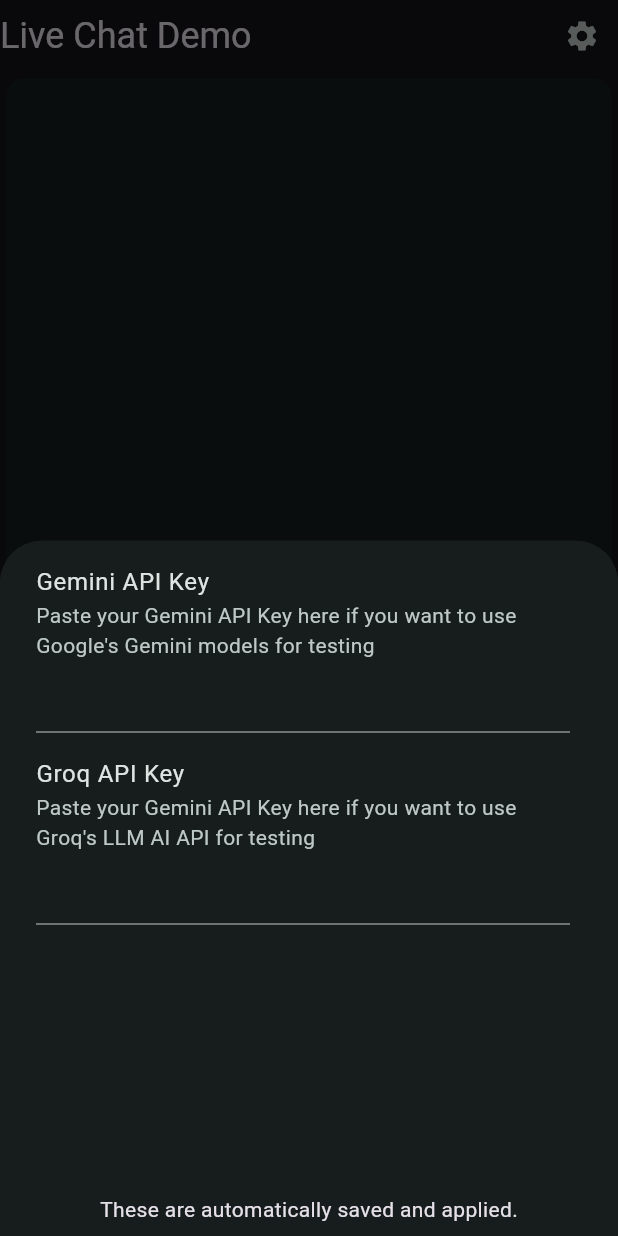
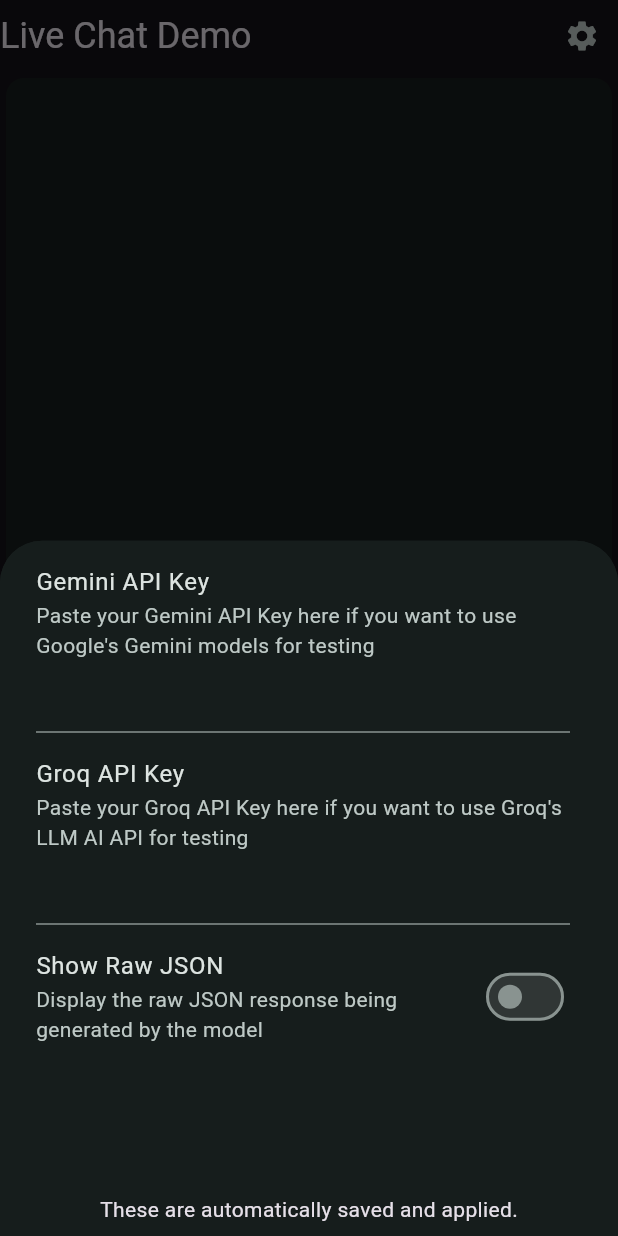
Before and after one commit to ComsIndeed/json_stream_parser_demo, a Flutter app: the LiveChatDemoPage widget shown alone on an empty page, opened directly, after a tap on the "settings" icon, on a phone screen of 412 x 824 dp. Run offline on Flutter 3.47's test engine with Material 3 defaults, Android fonts, the light colour scheme and no system bars; our stand-ins replace flutter_animate, flutter_markdown_plus, google_fonts, google_generative_ai, responsive_framework; missing offline and left inert: llm_json_stream.

Commit message:
feat: Add Other Demos page and integrate navigation from API demo refactor: Update LiveChatDemoPage to manage API keys and display raw JSON refactor: Simplify TagsListView layout by removing commented code

```diff
--- a/lib/pages/api_demo/tags_list_view.dart
+++ b/lib/pages/api_demo/tags_list_view.dart
@@ -86,10 +86,6 @@
   Widget build(BuildContext context) {
     return Row(
       children: [
-        // Padding(
-        //   padding: const EdgeInsets.all(10.0),
-        //   child: Icon(Icons.list_alt),
-        // ),
         Expanded(
           child: Padding(
             padding: const EdgeInsets.all(10.0),
--- a/lib/pages/live_chat_demo/live_chat_demo_page.dart
+++ b/lib/pages/live_chat_demo/live_chat_demo_page.dart
@@ -1,5 +1,4 @@
 import 'package:flutter/material.dart';
-import 'package:flutter_markdown_plus/flutter_markdown_plus.dart';
 import 'package:json_stream_parser_demo/pages/live_chat_demo/chat_provider.dart';
 import 'package:json_stream_parser_demo/pages/live_chat_demo/top_bar.dart';
 import 'package:provider/provider.dart';
@@ -13,17 +12,19 @@
 }
 
 class _LiveChatDemoPageState extends State<LiveChatDemoPage> {
-  final geminiKeyController = TextEditingController();
-  final groqKeyController = TextEditingController();
   final messageController = TextEditingController();
 
   String modelProvider = "Google";
   String modelName = "gemini-2.5-flash";
+  final _geminiKeyController = TextEditingController();
+  final _groqKeyController = TextEditingController();
+  String? _geminiApiKey;
+  String? _groqApiKey;
 
-  void _showSettingsModal() {
+  void _showSettingsModal(BuildContext passedContext) {
     showModalBottomSheet(
-        context: context,
-        builder: (_) => BottomSheet(
+        context: passedContext,
+        builder: (modalContext) => BottomSheet(
             onClosing: () {},
             builder: (context) => Padding(
                   padding: const EdgeInsets.all(8.0),
@@ -38,7 +39,9 @@
                             Text(
                                 "Paste your Gemini API Key here if you want to use Google's Gemini models for testing"),
                             TextField(
-                              controller: geminiKeyController,
+                              controller: _geminiKeyController,
+                              onChanged: (text) =>
+                                  setState(() => _geminiApiKey = text),
                             )
                           ],
                         ),
@@ -50,12 +53,30 @@
                           crossAxisAlignment: CrossAxisAlignment.start,
                           children: [
                             Text(
-                                "Paste your Gemini API Key here if you want to use Groq's LLM AI API for testing"),
+                                "Paste your Groq API Key here if you want to use Groq's LLM AI API for testing"),
                             TextField(
-                              controller: groqKeyController,
+                              controller: _groqKeyController,
+                              onChanged: (text) =>
+                                  setState(() => _groqApiKey = text),
                             )
                           ],
                         ),
+                      ),
+                      ListenableBuilder(
+                        listenable: passedContext.read<ChatProvider>(),
+                        builder: (context, child) {
+                          final chatProvider =
+                              passedContext.read<ChatProvider>();
+                          return SwitchListTile(
+                            title: Text("Show Raw JSON"),
+                            subtitle: Text(
+                                "Display the raw JSON response being generated by the model"),
+                            value: chatProvider.showRawJson,
+                            onChanged: (value) {
+                              chatProvider.toggleRawJsonDisplay();
+                            },
+                          );
+                        },
                       ),
                       Spacer(),
                       Text('These are automatically saved and applied.')
@@ -91,9 +112,15 @@
     final message = messageController.text;
     if (message.isEmpty) return;
 
+    if (_geminiApiKey != null || _groqApiKey != null) {
       context.read<ChatProvider>().sendMessage(
-        message: message, modelProvider: modelProvider, modelName: modelName);
+          message: message,
+          modelProvider: modelProvider,
+          modelName: modelName,
+          geminiApiKey: _geminiApiKey,
+          groqApiKey: _groqApiKey);
       messageController.clear();
+    }
   }
 
   @override
@@ -105,7 +132,9 @@
       builder: (context, widget) => Center(
         child: Column(
           children: [
-            Row(
+            SizedBox(
+              width: isMobile ? double.infinity : 600,
+              child: Row(
                 children: [
                   Text(
                     'Live Chat Demo',
@@ -115,63 +144,67 @@
                   ),
                   Spacer(),
                   IconButton(
-                    onPressed: _showSettingsModal, icon: Icon(Icons.settings))
+                      onPressed: () => _showSettingsModal(context),
+                      icon: Icon(Icons.settings))
                 ],
               ),
+            ),
             Expanded(
-              child: SizedBox.expand(
+              child: SizedBox(
+                  width: isMobile ? double.infinity : 600,
                   child: Card(
                     child: Column(
                       children: [
                         TopBar(),
-                    Expanded(
-                        child: ListView.builder(
+                        Expanded(child: Consumer<ChatProvider>(
+                          builder: (context, chatProvider, _) {
+                            return ListView.builder(
                               padding: EdgeInsets.symmetric(
                                   horizontal: isMobile ? 4 : 16, vertical: 8),
-                      itemCount:
-                          Provider.of<ChatProvider>(context).messages.length,
+                              itemCount: chatProvider.messageWidgets.length,
                               itemBuilder: (context, index) {
-                        final chatMessage =
-                            Provider.of<ChatProvider>(context).messages[index];
-                        return Align(
-                          alignment: chatMessage.role == ChatMessageRole.user
-                              ? Alignment.centerRight
-                              : Alignment.centerLeft,
-                          child: Container(
+                                return chatProvider.messageWidgets[index];
+                              },
+                            );
+                          },
+                        )),
+                        Consumer<ChatProvider>(
+                          builder: (context, chatProvider, _) {
+                            if (chatProvider.showRawJson &&
+                                chatProvider.currentRawJson != null) {
+                              return Container(
                                 constraints: BoxConstraints(
-                              maxWidth: isMobile ? double.infinity : 512,
+                                  maxHeight: isMobile ? 150 : 200,
                                 ),
+                                padding: EdgeInsets.all(isMobile ? 4.0 : 8.0),
                                 child: Card(
-                              color: chatMessage.role == ChatMessageRole.user
-                                  ? Theme.of(context)
-                                      .colorScheme
-                                      .primaryContainer
-                                  : chatMessage.role == ChatMessageRole.model
-                                      ? Theme.of(context)
-                                          .colorScheme
-                                          .tertiaryContainer
-                                      : Theme.of(context)
-                                          .colorScheme
-                                          .errorContainer,
-                              shape: RoundedSuperellipseBorder(
-                                  borderRadius: BorderRadius.circular(18)),
-                              child: Padding(
-                                padding: EdgeInsets.all(isMobile ? 8.0 : 12.0),
-                                child: MarkdownBody(data: chatMessage.message),
+                                  color: Colors.black87,
+                                  child: SingleChildScrollView(
+                                    padding: EdgeInsets.all(8.0),
+                                    child: SelectableText(
+                                      chatProvider.currentRawJson ?? '',
+                                      style: TextStyle(
+                                        fontFamily: 'monospace',
+                                        fontSize: 10,
+                                        color: Colors.greenAccent,
+                                      ),
                                     ),
                                   ),
                                 ),
                               );
+                            }
+                            return SizedBox.shrink();
                           },
-                    )),
+                        ),
                         Padding(
                           padding: EdgeInsets.all(isMobile ? 4.0 : 8.0),
                           child: SizedBox(
                             width: double.infinity,
                             height: isMobile ? 100 : 120,
                             child: Card(
-                          color:
-                              Theme.of(context).colorScheme.secondaryContainer,
+                              color: Theme.of(context)
+                                  .colorScheme
+                                  .secondaryContainer,
                               child: Padding(
                                 padding: EdgeInsets.all(isMobile ? 4.0 : 8.0),
                                 child: Column(
@@ -180,8 +213,10 @@
                                       children: [
                                         Expanded(
                                           child: TextField(
-                                        onSubmitted:
-                                            Provider.of<ChatProvider>(context)
+                                            enabled: _geminiApiKey != null ||
+                                                _groqApiKey != null,
+                                            onSubmitted: Provider.of<
+                                                        ChatProvider>(context)
                                                     .isGenerating
                                                 ? null
                                                 : (_) =>
@@ -189,14 +224,19 @@
                                             controller: messageController,
                                             decoration: InputDecoration(
                                                 border: InputBorder.none,
-                                            hintText: 'Type your message here'),
+                                                hintText: _geminiKeyController
+                                                            .text.isEmpty &&
+                                                        _groqKeyController
+                                                            .text.isEmpty
+                                                    ? 'Add at least one API key to send a message'
+                                                    : 'Type your message here'),
                                             style: TextStyle(
                                                 fontSize: isMobile ? 14 : 16),
                                           ),
                                         ),
                                         IconButton.filled(
-                                        onPressed:
-                                            Provider.of<ChatProvider>(context)
+                                            onPressed: Provider.of<
+                                                        ChatProvider>(context)
                                                     .isGenerating
                                                 ? null
                                                 : () =>
@@ -209,11 +249,13 @@
                                       children: [
                                         Expanded(
                                           child: TextButton(
-                                          onPressed: _showModelSelectionModal,
+                                              onPressed:
+                                                  _showModelSelectionModal,
                                               child: Text(
                                                 modelName,
                                                 style: TextStyle(
-                                                fontSize: isMobile ? 11 : 14),
+                                                    fontSize:
+                                                        isMobile ? 11 : 14),
                                                 overflow: TextOverflow.ellipsis,
                                               )),
                                         ),
```
Also changed, not shown: lib/pages/api_demo/api_demo_page.dart (+14 -0 lines), lib/pages/api_demo/other_demos/other_demos_page.dart (added, +17 -0 lines), lib/pages/live_chat_demo/chat_provider.dart (+394 -52 lines). Lines whose indentation alone changed are shown as unchanged.
